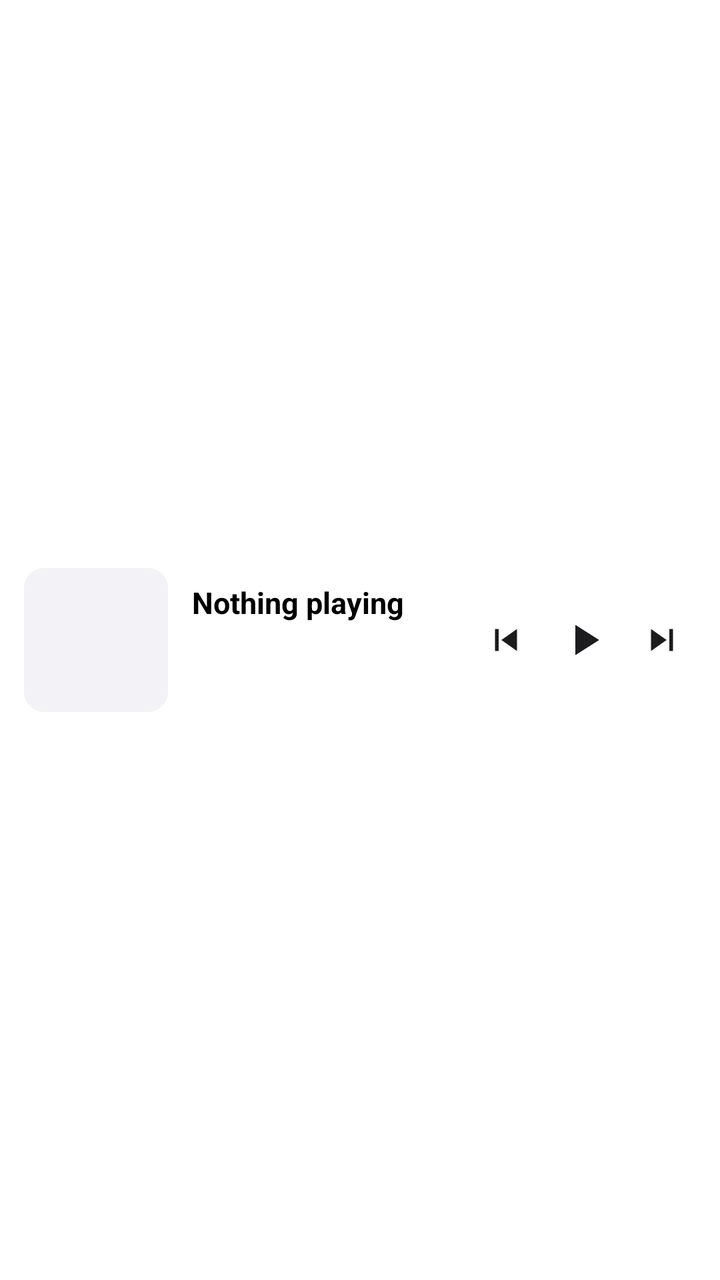
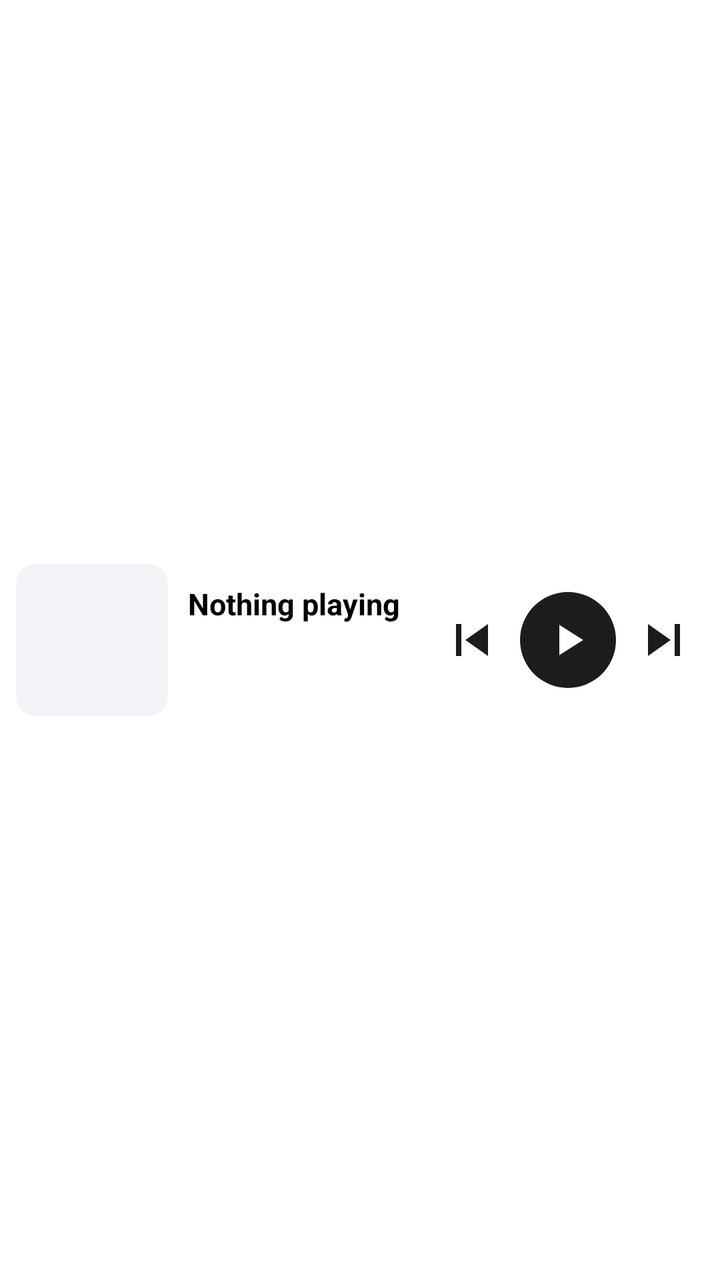

Before-and-after screenshots of an Android layout around one commit, followed by the original layout XML and the change that was made.
<!-- AndroidManifest.xml: fallback theme Theme.MaterialComponents.DayNight.NoActionBar -->
<!-- res/layout/widget_player_4x2.xml -->
<?xml version="1.0" encoding="utf-8"?>
<LinearLayout xmlns:android="http://schemas.android.com/apk/res/android"
    android:id="@+id/widget_root"
    android:layout_width="match_parent"
    android:layout_height="match_parent"
    android:background="@drawable/widget_background"
    android:orientation="horizontal"
    android:gravity="center_vertical"
    android:padding="12dp">

    <ImageView
        android:id="@+id/widget_cover"
        android:layout_width="72dp"
        android:layout_height="72dp"
        android:background="@drawable/widget_cover_background"
        android:contentDescription="@string/widget_cover"
        android:scaleType="centerCrop" />

    <LinearLayout
        android:layout_width="0dp"
        android:layout_height="wrap_content"
        android:layout_weight="1"
        android:layout_marginStart="12dp"
        android:layout_marginEnd="6dp"
        android:orientation="vertical">

        <TextView
            android:id="@+id/widget_title"
            android:layout_width="match_parent"
            android:layout_height="wrap_content"
            android:ellipsize="end"
            android:fontFamily="sans-serif"
            android:includeFontPadding="false"
            android:maxLines="1"
            android:singleLine="true"
            android:text="@string/widget_empty_title"
            android:textColor="@color/widget_text_primary"
            android:textSize="15sp"
            android:textStyle="bold" />

        <TextView
            android:id="@+id/widget_artist"
            android:layout_width="match_parent"
            android:layout_height="wrap_content"
            android:layout_marginTop="2dp"
            android:ellipsize="end"
            android:fontFamily="sans-serif"
            android:includeFontPadding="false"
            android:maxLines="1"
            android:singleLine="true"
            android:textColor="@color/widget_text_secondary"
            android:textSize="12sp" />

        <TextView
            android:id="@+id/widget_lyric"
            android:layout_width="match_parent"
            android:layout_height="wrap_content"
            android:layout_marginTop="6dp"
            android:ellipsize="end"
            android:fontFamily="sans-serif"
            android:includeFontPadding="false"
            android:maxLines="1"
            android:singleLine="true"
            android:textColor="@color/widget_text_secondary"
            android:textSize="12sp" />
    </LinearLayout>

    <ImageButton
        android:id="@+id/widget_prev"
        android:layout_width="34dp"
        android:layout_height="34dp"
        android:background="@drawable/widget_button_background"
        android:contentDescription="@string/widget_action_previous"
        android:padding="6dp"
        android:scaleType="fitCenter"
        android:src="@drawable/ic_widget_skip_previous" />

    <ImageButton
        android:id="@+id/widget_toggle"
        android:layout_width="40dp"
        android:layout_height="40dp"
        android:layout_marginStart="2dp"
        android:layout_marginEnd="2dp"
        android:background="@drawable/widget_button_background"
        android:contentDescription="@string/widget_action_play"
        android:padding="7dp"
        android:scaleType="fitCenter"
        android:src="@drawable/ic_widget_play" />

    <ImageButton
        android:id="@+id/widget_next"
        android:layout_width="34dp"
        android:layout_height="34dp"
        android:background="@drawable/widget_button_background"
        android:contentDescription="@string/widget_action_next"
        android:padding="6dp"
        android:scaleType="fitCenter"
        android:src="@drawable/ic_widget_skip_next" />
</LinearLayout>
<!-- resources referenced by this layout -->
<resources>
  <color name="widget_text_primary">#FF000000</color>
  <color name="widget_text_secondary">#FF8E8E93</color>
  <!-- drawable ic_widget_play (drawable) -->
  <?xml version="1.0" encoding="utf-8"?>
  <vector xmlns:android="http://schemas.android.com/apk/res/android"
      android:width="24dp"
      android:height="24dp"
      android:viewportWidth="24"
      android:viewportHeight="24"
      android:tint="@color/widget_icon">
      <path
          android:fillColor="#FFFFFFFF"
          android:pathData="M8,5v14l11,-7z" />
  </vector>
  <!-- drawable ic_widget_skip_next (drawable) -->
  <?xml version="1.0" encoding="utf-8"?>
  <vector xmlns:android="http://schemas.android.com/apk/res/android"
      android:width="24dp"
      android:height="24dp"
      android:viewportWidth="24"
      android:viewportHeight="24"
      android:autoMirrored="true"
      android:tint="@color/widget_icon">
      <path
          android:fillColor="#FFFFFFFF"
          android:pathData="M6,18l8.5,-6L6,6v12zM16,6v12h2V6h-2z" />
  </vector>
  <!-- drawable ic_widget_skip_previous (drawable) -->
  <?xml version="1.0" encoding="utf-8"?>
  <vector xmlns:android="http://schemas.android.com/apk/res/android"
      android:width="24dp"
      android:height="24dp"
      android:viewportWidth="24"
      android:viewportHeight="24"
      android:autoMirrored="true"
      android:tint="@color/widget_icon">
      <path
          android:fillColor="#FFFFFFFF"
          android:pathData="M6,6h2v12H6zm3.5,6l8.5,6V6z" />
  </vector>
  <!-- drawable widget_background (drawable) -->
  <?xml version="1.0" encoding="utf-8"?>
  <shape xmlns:android="http://schemas.android.com/apk/res/android"
      android:shape="rectangle">
      <corners android:radius="22dp" />
      <solid android:color="@color/widget_background" />
  </shape>
  <!-- drawable widget_button_background (drawable) -->
  <?xml version="1.0" encoding="utf-8"?>
  <ripple xmlns:android="http://schemas.android.com/apk/res/android"
      android:color="#1A8E8E93">
      <item android:id="@android:id/mask">
          <shape android:shape="oval">
              <solid android:color="#FFFFFFFF" />
          </shape>
      </item>
  </ripple>
  <!-- drawable widget_cover_background (drawable) -->
  <?xml version="1.0" encoding="utf-8"?>
  <shape xmlns:android="http://schemas.android.com/apk/res/android"
      android:shape="rectangle">
      <corners android:radius="10dp" />
      <solid android:color="@color/widget_cover_placeholder" />
  </shape>
  <string name="widget_action_next">Next</string>
  <string name="widget_action_play">Play</string>
  <string name="widget_action_previous">Previous</string>
  <string name="widget_cover">Album cover</string>
  <string name="widget_empty_title">Nothing playing</string>
  <color name="widget_icon">#FF1C1C1E</color>
  <color name="widget_background">#FFFFFFFF</color>
  <color name="widget_cover_placeholder">#FFF2F2F7</color>
</resources>

<!-- the commit's change to res/layout/widget_player_4x2.xml (unified diff, before → after) -->
@@ -6,12 +6,12 @@
     android:background="@drawable/widget_background"
     android:orientation="horizontal"
     android:gravity="center_vertical"
-    android:padding="12dp">
+    android:padding="8dp">
 
     <ImageView
         android:id="@+id/widget_cover"
-        android:layout_width="72dp"
-        android:layout_height="72dp"
+        android:layout_width="76dp"
+        android:layout_height="76dp"
         android:background="@drawable/widget_cover_background"
         android:contentDescription="@string/widget_cover"
         android:scaleType="centerCrop" />
@@ -20,8 +20,8 @@
         android:layout_width="0dp"
         android:layout_height="wrap_content"
         android:layout_weight="1"
-        android:layout_marginStart="12dp"
-        android:layout_marginEnd="6dp"
+        android:layout_marginStart="10dp"
+        android:layout_marginEnd="4dp"
         android:orientation="vertical">
 
         <TextView
@@ -55,7 +55,7 @@
             android:id="@+id/widget_lyric"
             android:layout_width="match_parent"
             android:layout_height="wrap_content"
-            android:layout_marginTop="6dp"
+            android:layout_marginTop="5dp"
             android:ellipsize="end"
             android:fontFamily="sans-serif"
             android:includeFontPadding="false"
@@ -67,33 +67,33 @@
 
     <ImageButton
         android:id="@+id/widget_prev"
-        android:layout_width="34dp"
-        android:layout_height="34dp"
+        android:layout_width="40dp"
+        android:layout_height="40dp"
         android:background="@drawable/widget_button_background"
         android:contentDescription="@string/widget_action_previous"
-        android:padding="6dp"
+        android:padding="4dp"
         android:scaleType="fitCenter"
         android:src="@drawable/ic_widget_skip_previous" />
 
     <ImageButton
         android:id="@+id/widget_toggle"
-        android:layout_width="40dp"
-        android:layout_height="40dp"
-        android:layout_marginStart="2dp"
-        android:layout_marginEnd="2dp"
-        android:background="@drawable/widget_button_background"
+        android:layout_width="48dp"
+        android:layout_height="48dp"
+        android:layout_marginStart="4dp"
+        android:layout_marginEnd="4dp"
+        android:background="@drawable/widget_play_button_background"
         android:contentDescription="@string/widget_action_play"
-        android:padding="7dp"
+        android:padding="11dp"
         android:scaleType="fitCenter"
-        android:src="@drawable/ic_widget_play" />
+        android:src="@drawable/ic_widget_play_filled" />
 
     <ImageButton
         android:id="@+id/widget_next"
-        android:layout_width="34dp"
-        android:layout_height="34dp"
+        android:layout_width="40dp"
+        android:layout_height="40dp"
         android:background="@drawable/widget_button_background"
         android:contentDescription="@string/widget_action_next"
-        android:padding="6dp"
+        android:padding="4dp"
         android:scaleType="fitCenter"
         android:src="@drawable/ic_widget_skip_next" />
 </LinearLayout>
<!-- resource entries referenced after the edit -->
@@ -2,14 +2,14 @@
 <resources>
   <color name="widget_text_primary">#FF000000</color>
   <color name="widget_text_secondary">#FF8E8E93</color>
-  <!-- drawable ic_widget_play (drawable) -->
+  <!-- drawable ic_widget_play_filled (drawable) -->
   <?xml version="1.0" encoding="utf-8"?>
   <vector xmlns:android="http://schemas.android.com/apk/res/android"
       android:width="24dp"
       android:height="24dp"
       android:viewportWidth="24"
       android:viewportHeight="24"
-      android:tint="@color/widget_icon">
+      android:tint="@color/widget_button_glyph">
       <path
           android:fillColor="#FFFFFFFF"
           android:pathData="M8,5v14l11,-7z" />
@@ -64,13 +64,25 @@
       <corners android:radius="10dp" />
       <solid android:color="@color/widget_cover_placeholder" />
   </shape>
+  <!-- drawable widget_play_button_background (drawable) -->
+  <?xml version="1.0" encoding="utf-8"?>
+  <ripple xmlns:android="http://schemas.android.com/apk/res/android"
+      android:color="#1A8E8E93">
+      <item>
+          <shape android:shape="oval">
+              <solid android:color="@color/widget_button_fill" />
+          </shape>
+      </item>
+  </ripple>
   <string name="widget_action_next">Next</string>
   <string name="widget_action_play">Play</string>
   <string name="widget_action_previous">Previous</string>
   <string name="widget_cover">Album cover</string>
   <string name="widget_empty_title">Nothing playing</string>
+  <color name="widget_button_glyph">#FFFFFFFF</color>
   <color name="widget_icon">#FF1C1C1E</color>
   <color name="widget_background">#FFFFFFFF</color>
   <color name="widget_cover_placeholder">#FFF2F2F7</color>
+  <color name="widget_button_fill">#FF1C1C1E</color>
 </resources>
 
